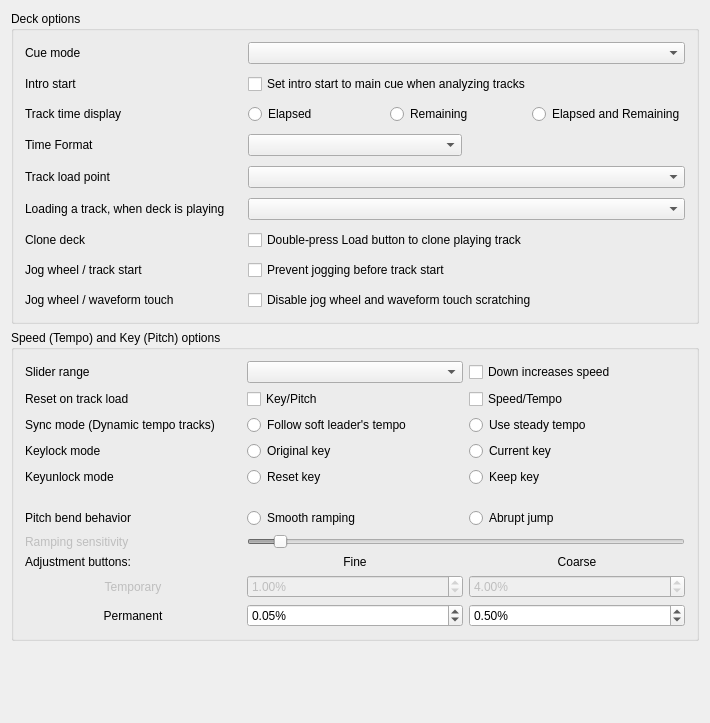
XeTK/mixxx, file src/preferences/dialog/dlgprefdeckdlg.ui: the form before one commit.
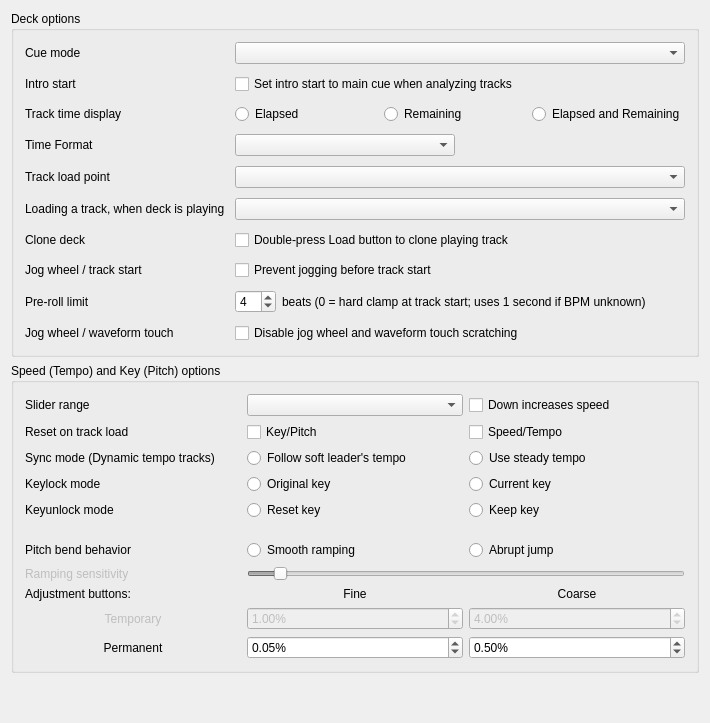
The form after the commit.

Commit message:
feat(engine): make disable_preroll limit configurable in beats
Replaces the hard track-start clamp with a beat-based pre-roll limit
(default 4 beats, 1-second fallback when BPM is unknown). A spin box
(0–32 beats) is added to the Deck preferences page alongside the checkbox.

CueControl delegates to the same preRollClampPos() so seekOnLoad() and
getTrackAt() stay consistent with EngineBuffer's clamping.

What changed in the file:
```diff
--- a/src/preferences/dialog/dlgprefdeckdlg.ui
+++ b/src/preferences/dialog/dlgprefdeckdlg.ui
@@ -213,6 +213,56 @@
        </widget>
       </item>
       <item row="8" column="0">
+       <widget class="QLabel" name="labelPreRollLimitBeats">
+        <property name="text">
+         <string>Pre-roll limit</string>
+        </property>
+        <property name="buddy">
+         <cstring>spinBoxPreRollLimitBeats</cstring>
+        </property>
+       </widget>
+      </item>
+      <item row="8" column="1" colspan="2">
+       <layout class="QHBoxLayout">
+        <item>
+         <widget class="QSpinBox" name="spinBoxPreRollLimitBeats">
+          <property name="toolTip">
+           <string>How many beats of pre-roll space to allow before clamping. Set to 0 to clamp hard at track start. Has no effect when "Prevent jogging before track start" is disabled.</string>
+          </property>
+          <property name="minimum">
+           <number>0</number>
+          </property>
+          <property name="maximum">
+           <number>32</number>
+          </property>
+          <property name="value">
+           <number>4</number>
+          </property>
+         </widget>
+        </item>
+        <item>
+         <widget class="QLabel" name="labelPreRollLimitBeatsUnit">
+          <property name="text">
+           <string>beats (0 = hard clamp at track start; uses 1 second if BPM unknown)</string>
+          </property>
+         </widget>
+        </item>
+        <item>
+         <spacer>
+          <property name="orientation">
+           <enum>Qt::Orientation::Horizontal</enum>
+          </property>
+          <property name="sizeHint" stdset="0">
+           <size>
+            <width>40</width>
+            <height>20</height>
+           </size>
+          </property>
+         </spacer>
+        </item>
+       </layout>
+      </item>
+      <item row="9" column="0">
        <widget class="QLabel" name="labelDisableTouchScratch">
         <property name="text">
          <string>Jog wheel / waveform touch</string>
@@ -222,7 +272,7 @@
         </property>
        </widget>
       </item>
-      <item row="8" column="1" colspan="2">
+      <item row="9" column="1" colspan="2">
        <widget class="QCheckBox" name="checkBoxDisableTouchScratch">
         <property name="toolTip">
          <string>When enabled, click-and-drag scratching on the on-screen waveform and vinyl widgets is ignored on both decks, so an accidental touch (mouse or touchscreen) can't disturb playback. Also mapped to Alt+J so it can be toggled live during a set.</string>
```
Left out of the diff: 1 changed line with no effect on the pictures. The commit also changes 9 other files.
